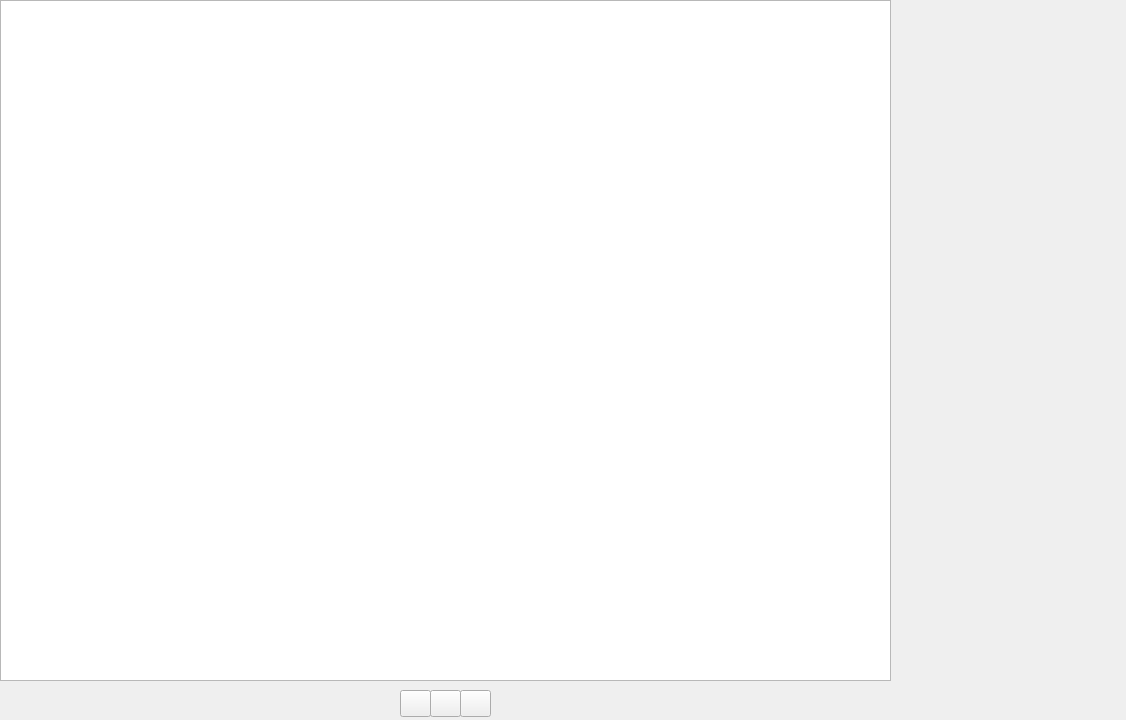
The window that ui/graphwidget.ui (ggonnella/gfaviz) describes before a commit, drawn with Qt 5.
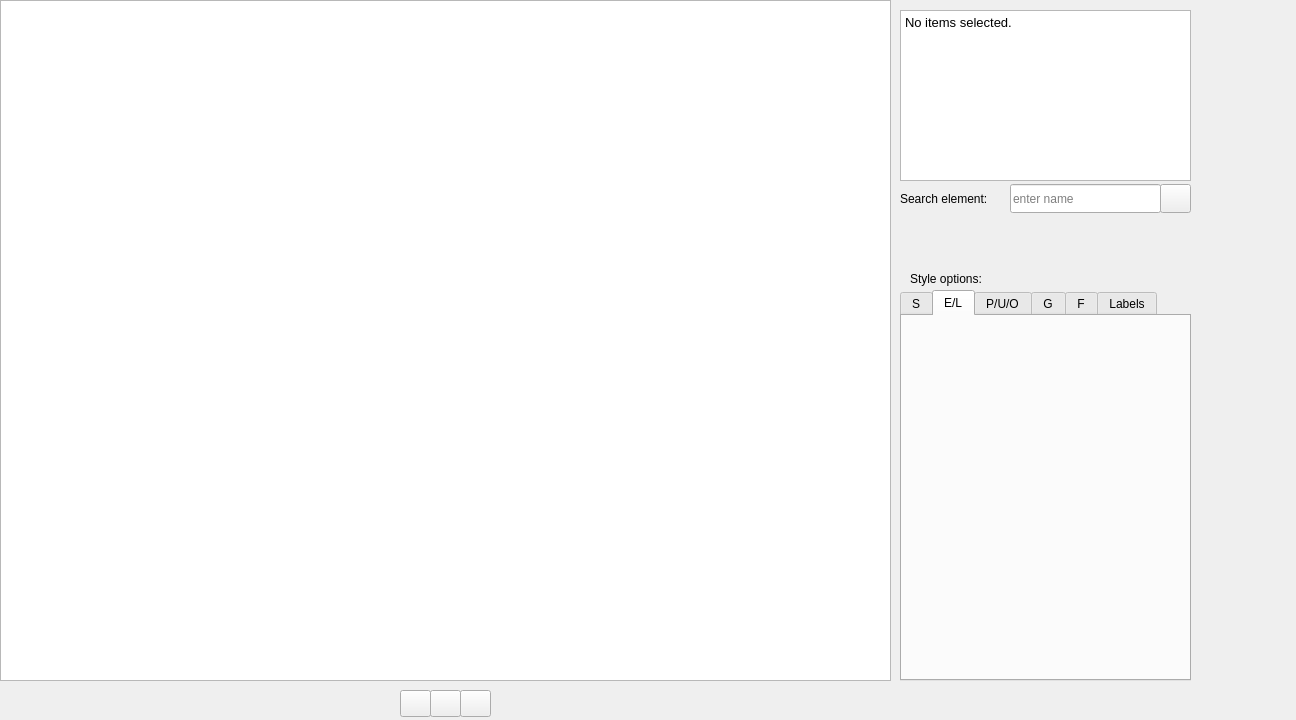
The same window after the commit. Icons and pictures are not drawn.

Patch:
```diff
--- a/ui/graphwidget.ui
+++ b/ui/graphwidget.ui
@@ -6,7 +6,7 @@
    <rect>
     <x>0</x>
     <y>0</y>
-    <width>1126</width>
+    <width>1296</width>
     <height>720</height>
    </rect>
   </property>
@@ -101,6 +101,159 @@
     </size>
    </property>
   </widget>
+  <widget class="QTabWidget" name="StyleTabWidget">
+   <property name="geometry">
+    <rect>
+     <x>900</x>
+     <y>290</y>
+     <width>291</width>
+     <height>391</height>
+    </rect>
+   </property>
+   <property name="sizePolicy">
+    <sizepolicy hsizetype="Expanding" vsizetype="Expanding">
+     <horstretch>0</horstretch>
+     <verstretch>0</verstretch>
+    </sizepolicy>
+   </property>
+   <property name="tabPosition">
+    <enum>QTabWidget::North</enum>
+   </property>
+   <property name="currentIndex">
+    <number>1</number>
+   </property>
+   <property name="elideMode">
+    <enum>Qt::ElideRight</enum>
+   </property>
+   <property name="usesScrollButtons">
+    <bool>false</bool>
+   </property>
+   <property name="documentMode">
+    <bool>false</bool>
+   </property>
+   <widget class="QWidget" name="StyleTabSegments">
+    <attribute name="title">
+     <string>S</string>
+    </attribute>
+    <attribute name="toolTip">
+     <string>Segments</string>
+    </attribute>
+   </widget>
+   <widget class="QWidget" name="StyleTabEdges">
+    <attribute name="title">
+     <string>E/L</string>
+    </attribute>
+    <attribute name="toolTip">
+     <string>Edges/Links</string>
+    </attribute>
+   </widget>
+   <widget class="QWidget" name="StyleTabGroups">
+    <attribute name="title">
+     <string>P/U/O</string>
+    </attribute>
+    <attribute name="toolTip">
+     <string>Paths/Groups</string>
+    </attribute>
+   </widget>
+   <widget class="QWidget" name="StyleTabGaps">
+    <attribute name="title">
+     <string>G</string>
+    </attribute>
+    <attribute name="toolTip">
+     <string>Gaps</string>
+    </attribute>
+   </widget>
+   <widget class="QWidget" name="StyleTabFragments">
+    <attribute name="title">
+     <string>F</string>
+    </attribute>
+    <attribute name="toolTip">
+     <string>Fragments</string>
+    </attribute>
+   </widget>
+   <widget class="QWidget" name="StyleTabLabels">
+    <attribute name="title">
+     <string>Labels</string>
+    </attribute>
+   </widget>
+  </widget>
+  <widget class="QTextBrowser" name="selectionDisplay">
+   <property name="geometry">
+    <rect>
+     <x>900</x>
+     <y>10</y>
+     <width>291</width>
+     <height>171</height>
+    </rect>
+   </property>
+   <property name="html">
+    <string>&lt;!DOCTYPE HTML PUBLIC &quot;-//W3C//DTD HTML 4.0//EN&quot; &quot;http://www.w3.org/TR/REC-html40/strict.dtd&quot;&gt;
+&lt;html&gt;&lt;head&gt;&lt;meta name=&quot;qrichtext&quot; content=&quot;1&quot; /&gt;&lt;style type=&quot;text/css&quot;&gt;
+p, li { white-space: pre-wrap; }
+&lt;/style&gt;&lt;/head&gt;&lt;body style=&quot; font-family:'Sans'; font-size:10pt; font-weight:400; font-style:normal;&quot;&gt;
+&lt;p style=&quot; margin-top:0px; margin-bottom:0px; margin-left:0px; margin-right:0px; -qt-block-indent:0; text-indent:0px;&quot;&gt;No items selected.&lt;/p&gt;&lt;/body&gt;&lt;/html&gt;</string>
+   </property>
+  </widget>
+  <widget class="QLabel" name="label">
+   <property name="geometry">
+    <rect>
+     <x>910</x>
+     <y>270</y>
+     <width>101</width>
+     <height>17</height>
+    </rect>
+   </property>
+   <property name="text">
+    <string>Style options:</string>
+   </property>
+  </widget>
+  <widget class="QLabel" name="label_2">
+   <property name="geometry">
+    <rect>
+     <x>900</x>
+     <y>190</y>
+     <width>121</width>
+     <height>17</height>
+    </rect>
+   </property>
+   <property name="text">
+    <string>Search element:</string>
+   </property>
+  </widget>
+  <widget class="QLineEdit" name="SearchName">
+   <property name="geometry">
+    <rect>
+     <x>1010</x>
+     <y>184</y>
+     <width>151</width>
+     <height>29</height>
+    </rect>
+   </property>
+   <property name="placeholderText">
+    <string>enter name</string>
+   </property>
+  </widget>
+  <widget class="QPushButton" name="SearchButton">
+   <property name="geometry">
+    <rect>
+     <x>1160</x>
+     <y>184</y>
+     <width>31</width>
+     <height>29</height>
+    </rect>
+   </property>
+   <property name="toolTip">
+    <string>Add to selection</string>
+   </property>
+   <property name="text">
+    <string/>
+   </property>
+   <property name="icon">
+    <iconset theme="system-search">
+     <normaloff/>
+    </iconset>
+   </property>
+  </widget>
  </widget>
  <resources/>
  <connections/>
```
